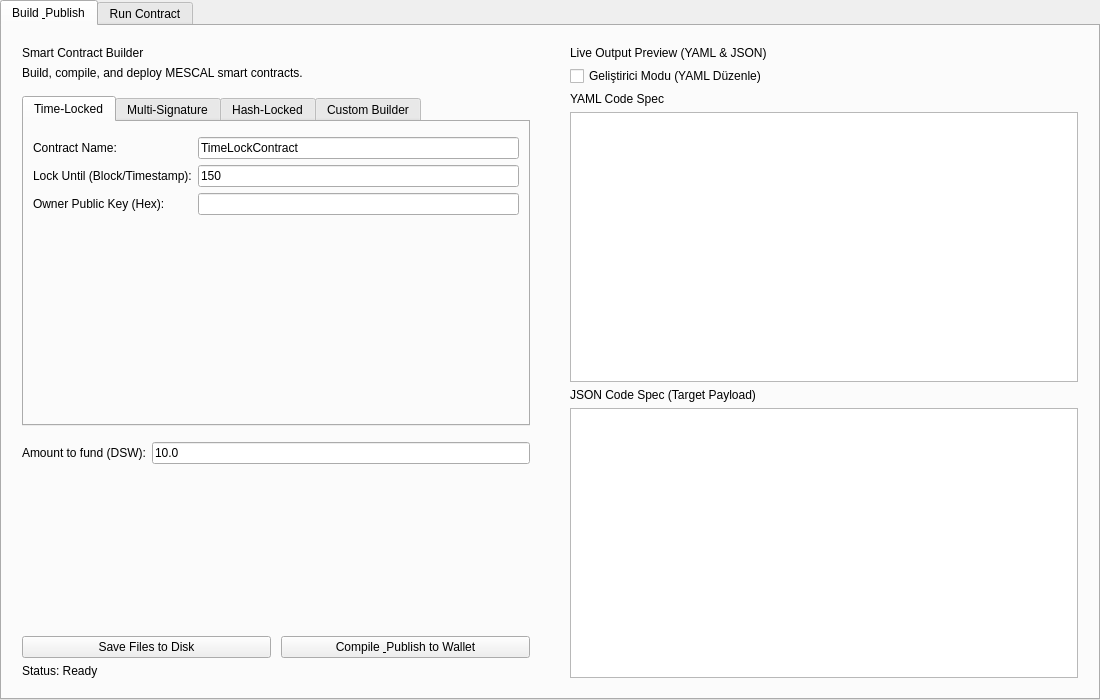
First picture: the form in src/qt/pivx/forms/smartcontractwidget.ui, repository bedri/DSW, before the edit.
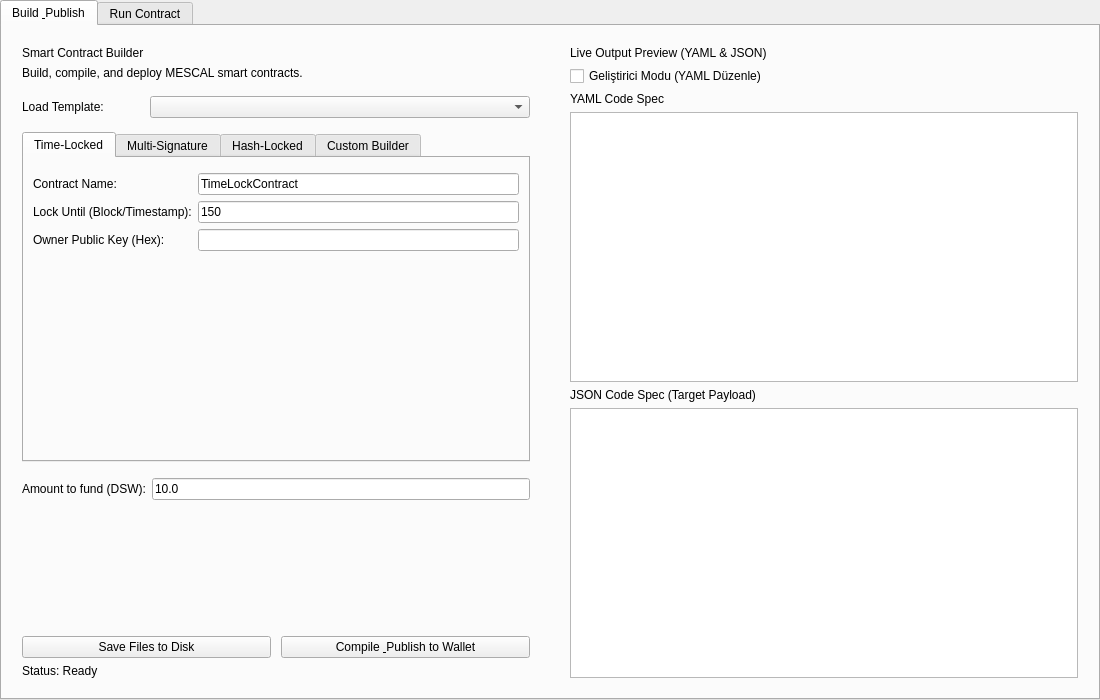
Second picture: the form after the edit.

Commit message: designer: add templates combo selector and expand MESCAL use cases

```diff
--- a/src/qt/pivx/forms/smartcontractwidget.ui
+++ b/src/qt/pivx/forms/smartcontractwidget.ui
@@ -115,6 +115,57 @@
             </property>
            </spacer>
           </item>
+          <!-- Template Selector -->
+          <item>
+           <layout class="QHBoxLayout" name="horizontalLayout_Templates">
+            <property name="spacing">
+             <number>8</number>
+            </property>
+            <item>
+             <widget class="QLabel" name="lblSelectTemplate">
+              <property name="text">
+               <string>Load Template:</string>
+              </property>
+              <property name="minimumSize">
+               <size>
+                <width>120</width>
+                <height>0</height>
+               </size>
+              </property>
+             </widget>
+            </item>
+            <item>
+             <widget class="QComboBox" name="comboTemplates">
+              <property name="sizePolicy">
+               <sizepolicy hsizetype="Expanding" vsizetype="Fixed">
+                <horstretch>1</horstretch>
+                <verstretch>0</verstretch>
+               </sizepolicy>
+              </property>
+              <property name="toolTip">
+               <string>Select a pre-built MESCAL smart contract template to learn or modify</string>
+              </property>
+             </widget>
+            </item>
+           </layout>
+          </item>
+
+          <item>
+           <spacer name="verticalSpacer_template">
+            <property name="orientation">
+             <enum>Qt::Vertical</enum>
+            </property>
+            <property name="sizeType">
+             <enum>QSizePolicy::Fixed</enum>
+            </property>
+            <property name="sizeHint" stdset="0">
+             <size>
+              <width>20</width>
+              <height>8</height>
+             </size>
+            </property>
+           </spacer>
+          </item>
 
           <!-- Contract type tabs -->
           <item>
```
The commit also changes 3 other files.
